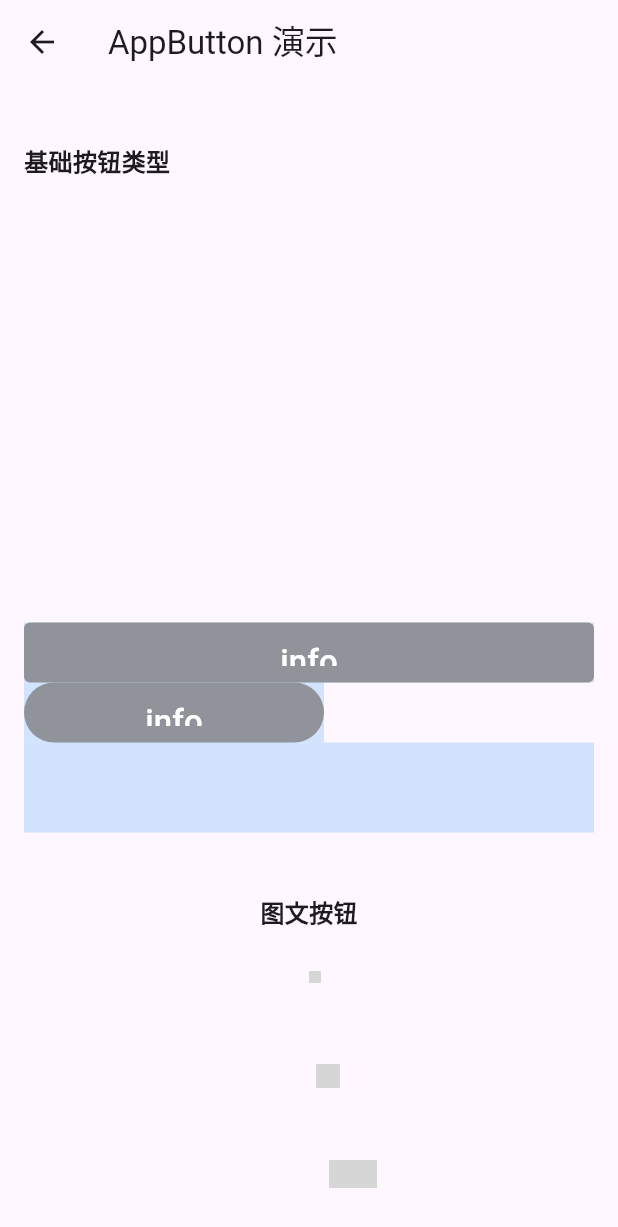
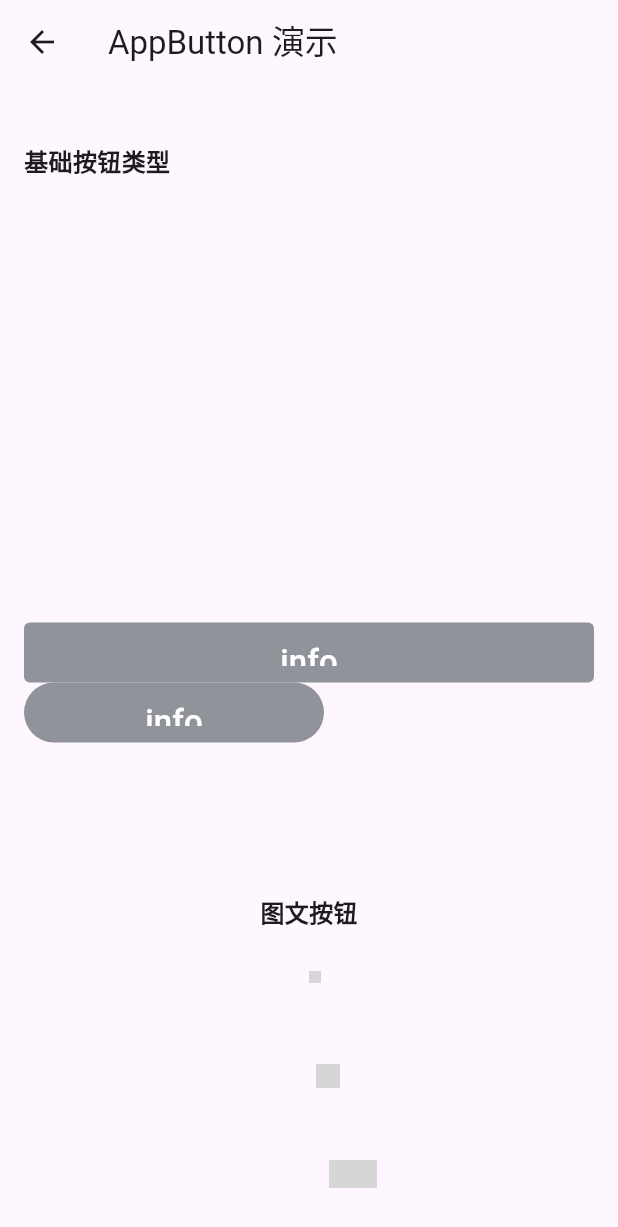
Before and after one commit to clubnine/auv_ui_core, a Flutter app: the screen it shows after launch, after a tap on "AuvButton 演示", on a phone screen of 412 x 824 dp. Shown: the top 1227 px of the screen. Run offline on Flutter 3.47's test engine with Material 3 defaults, Android fonts, the phone set to English and light mode, and no system bars; our stand-ins replace cached_network_image, flutter_screenutil, google_fonts; network calls fail; grey boxes are pictures that could not be loaded.

Commit message:
fix bugs.

```diff
--- a/lib/auv_ui_core/auv_button.dart
+++ b/lib/auv_ui_core/auv_button.dart
@@ -22,7 +22,7 @@ class AuvButton {
   // 构建属性
   VoidCallback? _click;
   AuvWidgetType _type = AuvWidgetType.primary;
-  AuvWidgetSize _size = AuvWidgetSize.middle;
+  AuvWidgetSize _size = AuvWidgetSize.medium;
   AuvWidgetShape _shape = AuvWidgetShape.radius;
   double? _width;
   double? _height;
@@ -163,8 +163,8 @@ class AuvButton {
     return this;
   }
 
-  AuvButton middle() {
-    _size = AuvWidgetSize.middle;
+  AuvButton medium() {
+    _size = AuvWidgetSize.medium;
     return this;
   }
 
@@ -304,7 +304,7 @@ class AuvButton {
         AuvWidgetSize.tiny => 12.sp,
         AuvWidgetSize.mini => 14.sp,
         AuvWidgetSize.small => 16.sp,
-        AuvWidgetSize.middle => 18.sp,
+        AuvWidgetSize.medium => 18.sp,
         AuvWidgetSize.large => 20.sp,
       },
       fontWeight: FontWeight.w500,
@@ -356,7 +356,6 @@ class AuvButton {
     if (_decoration != null || _margin != null || _width != null || _height != null) {
       return Container(
         margin: _margin,
-        color: Colors.blue.withOpacity(0.2),
         width: _width,
         height: _height ?? _getDefaultHeight(),
         decoration: _decoration, // 应用装饰效果
@@ -386,7 +385,7 @@ class AuvButton {
         return EdgeInsets.symmetric(horizontal: _width != null ? 0 : 12.w, vertical: _height != null ? 0 : 4.w);
       case AuvWidgetSize.small:
         return EdgeInsets.symmetric(horizontal: _width != null ? 0 : 16.w, vertical: _height != null ? 0 : 6.w);
-      case AuvWidgetSize.middle:
+      case AuvWidgetSize.medium:
         return EdgeInsets.symmetric(horizontal: _width != null ? 0 : 20.w, vertical: _height != null ? 0 : 8.w);
       case AuvWidgetSize.large:
         return EdgeInsets.symmetric(horizontal: _width != null ? 0 : 24.w, vertical: _height != null ? 0 : 10.w);
@@ -457,7 +456,7 @@ class AuvButton {
         return 28;
       case AuvWidgetSize.small:
         return 32;
-      case AuvWidgetSize.middle:
+      case AuvWidgetSize.medium:
         return 36;
       case AuvWidgetSize.large:
         return 40;
--- a/lib/auv_ui_core/auv_img_text.dart
+++ b/lib/auv_ui_core/auv_img_text.dart
@@ -1,6 +1,8 @@
 import 'package:auv_core/auv_ui_core/auv_image.dart';
 import 'package:auv_core/auv_ui_core/auv_image_local.dart';
 import 'package:auv_core/auv_ui_core/auv_image_net.dart';
+import 'package:auv_core/auv_ui_core/auv_text.dart';
+import 'package:auv_core/auv_ui_core/auv_text_styles.dart';
 import 'package:auv_core/auv_ui_core/auv_widget_enums.dart';
 import 'package:flutter/material.dart';
 
@@ -141,7 +143,7 @@ class AuvImgText {
   TextStyle? _textStyle;
 
   /// 布局方式，默认为水平布局（图片左文字右）
-  AuvWidgetSize _size = AuvWidgetSize.middle;
+  AuvWidgetSize _size = AuvWidgetSize.medium;
 
   /// 组件尺寸枚举，控制整体大小
   AuvImgTextLayout _layout = AuvImgTextLayout.horizontal;
@@ -210,8 +212,8 @@ class AuvImgText {
     return size(AuvWidgetSize.small);
   }
 
-  AuvImgText middle() {
-    return size(AuvWidgetSize.middle);
+  AuvImgText medium() {
+    return size(AuvWidgetSize.medium);
   }
 
   AuvImgText large() {
@@ -297,7 +299,7 @@ class AuvImgText {
           AuvWidgetSize.tiny => 12,
           AuvWidgetSize.mini => 16,
           AuvWidgetSize.small => 24,
-          AuvWidgetSize.middle => 32,
+          AuvWidgetSize.medium => 32,
           AuvWidgetSize.large => 40,
         };
   }
@@ -310,7 +312,7 @@ class AuvImgText {
           AuvWidgetSize.tiny => 3,
           AuvWidgetSize.mini => 4,
           AuvWidgetSize.small => 8,
-          AuvWidgetSize.middle => 12,
+          AuvWidgetSize.medium => 12,
           AuvWidgetSize.large => 16,
         };
   }
@@ -325,21 +327,25 @@ class AuvImgText {
       AuvWidgetSize.tiny => const EdgeInsets.symmetric(horizontal: 8, vertical: 4),
       AuvWidgetSize.mini => const EdgeInsets.symmetric(horizontal: 10, vertical: 5),
       AuvWidgetSize.small => const EdgeInsets.symmetric(horizontal: 12, vertical: 6),
-      AuvWidgetSize.middle => const EdgeInsets.symmetric(horizontal: 16, vertical: 8),
+      AuvWidgetSize.medium => const EdgeInsets.symmetric(horizontal: 16, vertical: 8),
       AuvWidgetSize.large => const EdgeInsets.symmetric(horizontal: 20, vertical: 10),
     };
   }
 
   // 修改_getTextStyle方法
   TextStyle _getTextStyle() {
-    final baseStyle = _textStyle ?? const TextStyle();
+    if (_textStyle != null) {
+      return _textStyle!;
+    }
+
+    final baseStyle = AuvTextStyles.caption_M;
     return baseStyle.copyWith(
       fontSize: switch (_size) {
         AuvWidgetSize.micro => 8,
         AuvWidgetSize.tiny => 10,
         AuvWidgetSize.mini => 12,
         AuvWidgetSize.small => 14,
-        AuvWidgetSize.middle => 16,
+        AuvWidgetSize.medium => 16,
         AuvWidgetSize.large => 18,
       },
       color: _textColor,
@@ -353,7 +359,7 @@ class AuvImgText {
       AuvWidgetSize.tiny => BorderRadius.circular(3),
       AuvWidgetSize.mini => BorderRadius.circular(4),
       AuvWidgetSize.small => BorderRadius.circular(6),
-      AuvWidgetSize.middle => BorderRadius.circular(8),
+      AuvWidgetSize.medium => BorderRadius.circular(8),
       AuvWidgetSize.large => BorderRadius.circular(10),
     };
   }
--- a/lib/auv_ui_core/auv_widget_enums.dart
+++ b/lib/auv_ui_core/auv_widget_enums.dart
@@ -7,7 +7,7 @@ enum AuvWidgetSize {
   tiny, // 极小尺寸
   mini, // 迷你尺寸
   small, // 小尺寸
-  middle, // 中等尺寸
+  medium, // 中等尺寸
   large, // 大尺寸
 }
 
--- a/lib/demo/button_demo.dart
+++ b/lib/demo/button_demo.dart
@@ -32,7 +32,7 @@ class _AppButtonDemoContent extends StatelessWidget {
             AuvButton().secondary().tiny().click(() => {}).text('secondary'),
             AuvButton().success().mini().click(() => {}).text('success'),
             AuvButton().warning().small().click(() => {}).text('warning'),
-            AuvButton().danger().middle().click(() => {}).text('danger'),
+            AuvButton().danger().medium().click(() => {}).text('danger'),
             AuvButton().info().large().click(() => {}).text('info'),
             AuvButton().info().large().width(double.infinity).click(() => {}).text('info'),
             AuvButton().info().large().width(200).circle().click(() => {}).text('info'),
@@ -47,7 +47,7 @@ class _AppButtonDemoContent extends StatelessWidget {
             AuvButton()
                 .click(() => _handleButtonPress('警告按钮'))
                 .type(AuvWidgetType.warning)
-                .middle()
+                .medium()
                 .circle()
                 .imgText('http://image.amiya001.com/10001', '主要按钮'),
           ]),
@@ -70,15 +70,15 @@ class _AppButtonDemoContent extends StatelessWidget {
                 .build(const Text('圆形按钮')),
           ]),
           _buildDemoSection('按钮宽高', [
-            AuvButton().primary().middle().width(200.w).click(() => _handleButtonPress('固定宽度')).text('固定宽度 200.w'),
+            AuvButton().primary().medium().width(200.w).click(() => _handleButtonPress('固定宽度')).text('固定宽度 200.w'),
             AuvGaps.vGap16,
-            AuvButton().success().middle().height(50.h).click(() => _handleButtonPress('固定高度')).text('固定高度 50.h'),
+            AuvButton().success().medium().height(50.h).click(() => _handleButtonPress('固定高度')).text('固定高度 50.h'),
             AuvGaps.vGap16,
-            AuvButton().warning().middle().width(150.w).height(45.h).click(() => _handleButtonPress('固定宽高')).text('固定宽高 150.w x 45.h'),
+            AuvButton().warning().medium().width(150.w).height(45.h).click(() => _handleButtonPress('固定宽高')).text('固定宽高 150.w x 45.h'),
             AuvGaps.vGap16,
-            AuvButton().info().middle().width(double.infinity).click(() => _handleButtonPress('全宽按钮')).text('全宽按钮'),
+            AuvButton().info().medium().width(double.infinity).click(() => _handleButtonPress('全宽按钮')).text('全宽按钮'),
             AuvGaps.vGap16,
-            AuvButton().danger().middle().width(120.w).height(120.w).click(() => _handleButtonPress('正方形按钮')).text('正方形\n120.w'),
+            AuvButton().danger().medium().width(120.w).height(120.w).click(() => _handleButtonPress('正方形按钮')).text('正方形\n120.w'),
           ]),
           _buildDemoSection('按钮状态', [
             AuvButton().click(() {}).build(const Text('正常按钮')),
@@ -97,7 +97,7 @@ class _AppButtonDemoContent extends StatelessWidget {
             AuvGaps.vGap16,
             // 新增渐变背景按钮
             AuvButton()
-                .middle()
+                .medium()
                 .click(() {})
                 .decoration(BoxDecoration(
                   gradient: LinearGradient(
--- a/lib/demo/tag_selector_demo.dart
+++ b/lib/demo/tag_selector_demo.dart
@@ -130,7 +130,7 @@ class _TagSelectorDemoContentState extends State<_TagSelectorDemoContent> {
             AuvTagSelector(
               tags: const [AuvTag(id: '15', name: '中', icon: 'http://image.amiya001.com/10001', checked: true)],
               onChanged: (tags) {},
-              size: AuvWidgetSize.middle,
+              size: AuvWidgetSize.medium,
               selectedColor: Colors.orange,
               unselectedColor: Colors.grey[300]!,
             ),
--- a/lib/main.dart
+++ b/lib/main.dart
@@ -10,6 +10,7 @@ import 'package:auv_core/demo/gaps_demo.dart';
 import 'package:auv_core/demo/icon_demo.dart';
 import 'package:auv_core/demo/image_loader_demo.dart';
 import 'package:auv_core/demo/product_card_demo.dart';
+import 'package:auv_core/demo/test_page.dart';
 import 'package:flutter/material.dart';
 import 'package:auv_core/auv_ui_core/auv_box.dart';
 import 'package:flutter_screenutil/flutter_screenutil.dart';
@@ -89,6 +90,7 @@ class DemoHomePage extends StatelessWidget {
           _buildDemoItem(context, 'AuvText 演示', Icons.text_fields, const AuvTextDemoApp()),
           _buildDemoItem(context, '线条 演示', Icons.album, const DividerDemoPage()),
           _buildDemoItem(context, '商品组件 演示', Icons.album, const ProductCardDemo()),
+          _buildDemoItem(context, '组合展示 演示', Icons.album, const TestPage()),
         ],
       ),
     );
```
Also changed, not shown: lib/auv_ui_core/auv_product_card.dart (+25 -25 lines), lib/auv_ui_core/auv_tag_selector.dart (+4 -4 lines), lib/demo/img_text_demo.dart (+7 -7 lines), lib/demo/product_card_demo.dart (+14 -25 lines), lib/demo/test_page.dart (added, +63 -0 lines).
